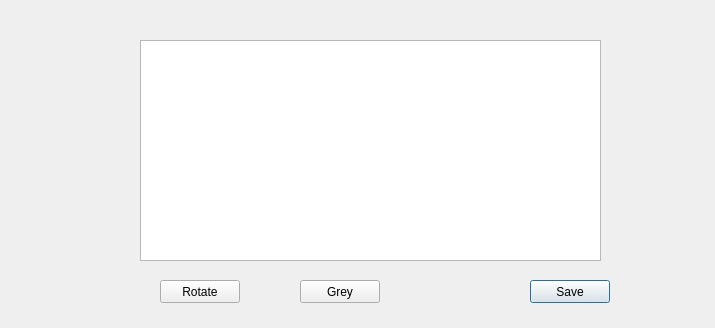
Qt form galeria_zdjec/Project/edit.ui (starzykbartlomiej/photo_gallery) before a commit.
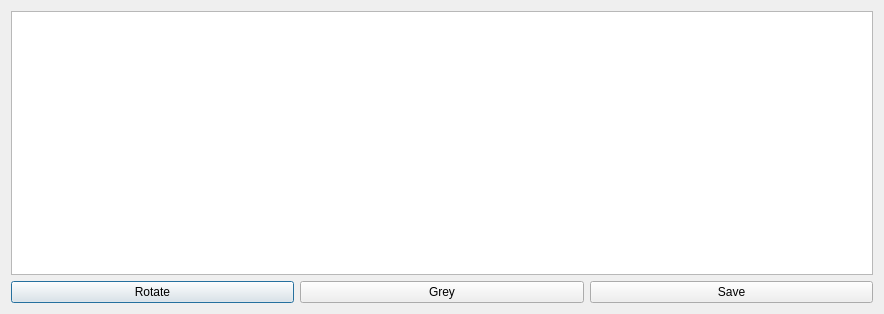
The same form after that commit.

Commit message: filter_by_name

Diff of the .ui file:
```diff
--- a/galeria_zdjec/Project/edit.ui
+++ b/galeria_zdjec/Project/edit.ui
@@ -6,62 +6,39 @@
    <rect>
     <x>0</x>
     <y>0</y>
-    <width>715</width>
-    <height>328</height>
+    <width>884</width>
+    <height>314</height>
    </rect>
   </property>
   <property name="windowTitle">
    <string>Dialog</string>
   </property>
-  <widget class="QPushButton" name="pushButton">
-   <property name="geometry">
-    <rect>
-     <x>530</x>
-     <y>280</y>
-     <width>80</width>
-     <height>23</height>
-    </rect>
-   </property>
-   <property name="text">
-    <string>Save</string>
-   </property>
-  </widget>
-  <widget class="QGraphicsView" name="graphicsView">
-   <property name="geometry">
-    <rect>
-     <x>140</x>
-     <y>40</y>
-     <width>461</width>
-     <height>221</height>
-    </rect>
-   </property>
-  </widget>
+  <layout class="QGridLayout" name="gridLayout">
+   <item row="0" column="0" colspan="3">
+    <widget class="QGraphicsView" name="graphicsView"/>
+   </item>
+   <item row="1" column="0">
   <widget class="QPushButton" name="rotate">
-   <property name="geometry">
-    <rect>
-     <x>160</x>
-     <y>280</y>
-     <width>80</width>
-     <height>23</height>
-    </rect>
-   </property>
    <property name="text">
     <string>Rotate</string>
    </property>
   </widget>
+   </item>
+   <item row="1" column="1">
   <widget class="QPushButton" name="pushButton_2">
-   <property name="geometry">
-    <rect>
-     <x>300</x>
-     <y>280</y>
-     <width>80</width>
-     <height>23</height>
-    </rect>
-   </property>
    <property name="text">
     <string>Grey</string>
    </property>
   </widget>
+   </item>
+   <item row="1" column="2">
+    <widget class="QPushButton" name="pushButton">
+     <property name="text">
+      <string>Save</string>
+     </property>
+    </widget>
+   </item>
+  </layout>
  </widget>
  <resources/>
  <connections/>
```
Lines whose indentation alone changed are shown as unchanged. The commit also changes 1 other file.
